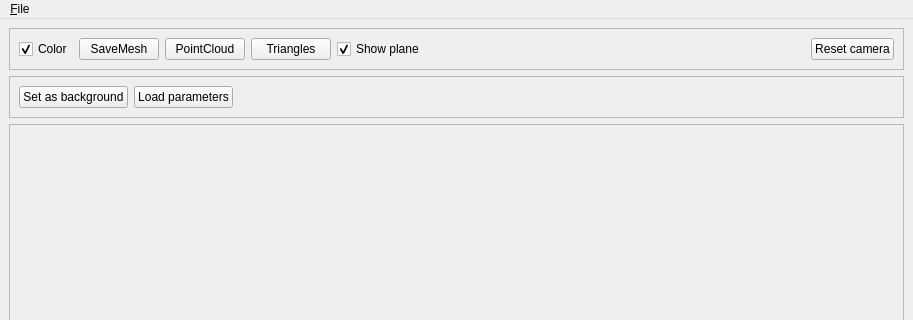
Before: the Qt Designer form people-tracker/PeopleTrackerWindow.ui in rgbdemo/rgbdemo, drawn with Qt 5; both pictures show x 0 to 913 and y 0 to 320 of the 913 by 600 pixel window.
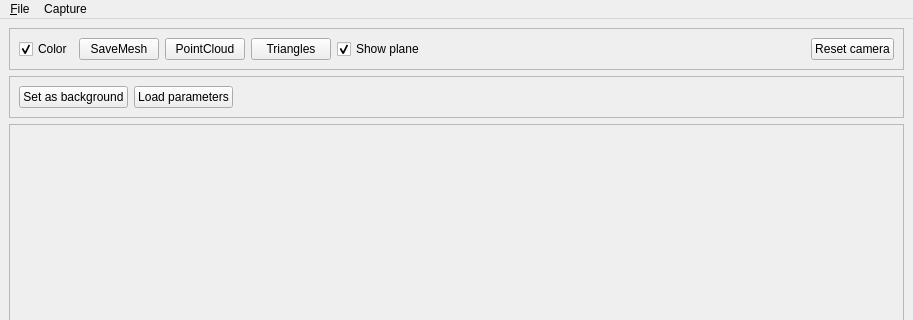
After: the same form once the commit is applied. Custom widgets are drawn as their Qt base class.

```diff
--- a/people-tracker/PeopleTrackerWindow.ui
+++ b/people-tracker/PeopleTrackerWindow.ui
@@ -181,7 +181,14 @@
      <string>&amp;File</string>
     </property>
    </widget>
+   <widget class="QMenu" name="menuCapture">
+    <property name="title">
+     <string>Capture</string>
+    </property>
+    <addaction name="actionNext_frame"/>
+   </widget>
    <addaction name="menu_File"/>
+   <addaction name="menuCapture"/>
   </widget>
   <widget class="QStatusBar" name="statusbar"/>
  </widget>
```
Left out of the diff: 8 changed lines with no effect on the pictures.
